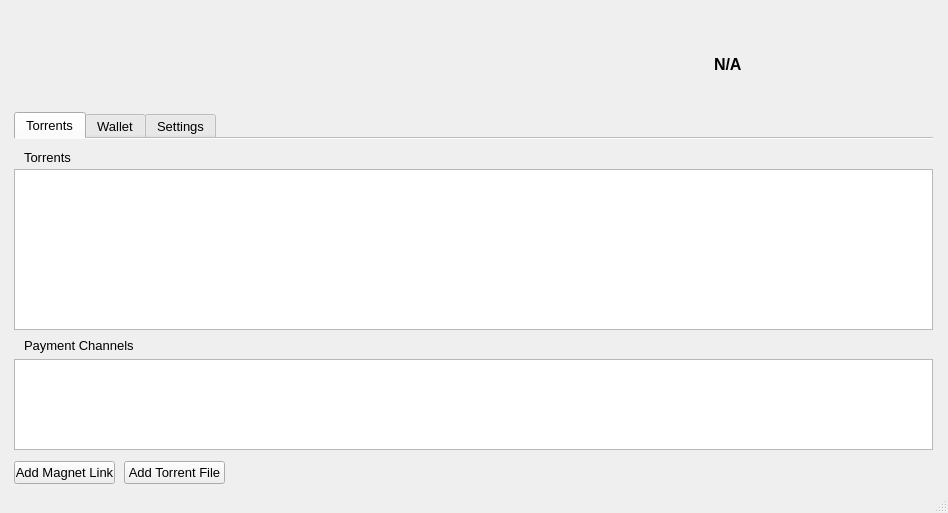
Qt form lib/view/mainwindow.ui (RdeWilde/JoyStream) before a commit.
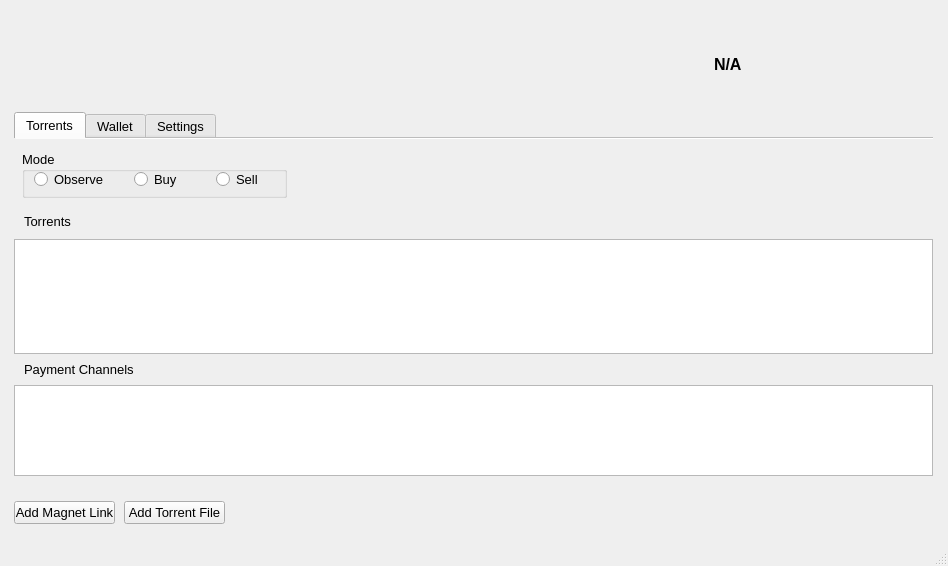
The same form after that commit. Icons and pictures are not drawn.

What changed in the file:
```diff
--- a/lib/view/mainwindow.ui
+++ b/lib/view/mainwindow.ui
@@ -7,7 +7,7 @@
     <x>0</x>
     <y>0</y>
     <width>948</width>
-    <height>513</height>
+    <height>566</height>
    </rect>
   </property>
   <property name="windowTitle">
@@ -24,7 +24,7 @@
       <x>14</x>
       <y>112</y>
       <width>919</width>
-      <height>381</height>
+      <height>425</height>
      </rect>
     </property>
     <property name="font">
@@ -64,9 +64,9 @@
       <property name="geometry">
        <rect>
         <x>0</x>
-        <y>30</y>
+        <y>100</y>
         <width>919</width>
-        <height>161</height>
+        <height>115</height>
        </rect>
       </property>
      </widget>
@@ -74,7 +74,7 @@
       <property name="geometry">
        <rect>
         <x>0</x>
-        <y>322</y>
+        <y>362</y>
         <width>101</width>
         <height>23</height>
        </rect>
@@ -87,7 +87,7 @@
       <property name="geometry">
        <rect>
         <x>110</x>
-        <y>322</y>
+        <y>362</y>
         <width>101</width>
         <height>23</height>
        </rect>
@@ -100,7 +100,7 @@
       <property name="geometry">
        <rect>
         <x>10</x>
-        <y>10</y>
+        <y>74</y>
         <width>67</width>
         <height>16</height>
        </rect>
@@ -113,7 +113,7 @@
       <property name="geometry">
        <rect>
         <x>10</x>
-        <y>198</y>
+        <y>222</y>
         <width>115</width>
         <height>16</height>
        </rect>
@@ -126,12 +126,64 @@
       <property name="geometry">
        <rect>
         <x>0</x>
-        <y>220</y>
+        <y>246</y>
         <width>919</width>
         <height>91</height>
        </rect>
       </property>
      </widget>
+     <widget class="QGroupBox" name="modeBox">
+      <property name="geometry">
+       <rect>
+        <x>8</x>
+        <y>12</y>
+        <width>265</width>
+        <height>47</height>
+       </rect>
+      </property>
+      <property name="title">
+       <string>Mode</string>
+      </property>
+      <widget class="QRadioButton" name="sellRadioButton">
+       <property name="geometry">
+        <rect>
+         <x>194</x>
+         <y>20</y>
+         <width>82</width>
+         <height>17</height>
+        </rect>
+       </property>
+       <property name="text">
+        <string>Sell</string>
+       </property>
+      </widget>
+      <widget class="QRadioButton" name="observeRadioButton">
+       <property name="geometry">
+        <rect>
+         <x>12</x>
+         <y>20</y>
+         <width>82</width>
+         <height>17</height>
+        </rect>
+       </property>
+       <property name="text">
+        <string>Observe</string>
+       </property>
+      </widget>
+      <widget class="QRadioButton" name="buyRadioButton">
+       <property name="geometry">
+        <rect>
+         <x>112</x>
+         <y>20</y>
+         <width>82</width>
+         <height>17</height>
+        </rect>
+       </property>
+       <property name="text">
+        <string>Buy</string>
+       </property>
+      </widget>
+     </widget>
     </widget>
     <widget class="QWidget" name="walletTab">
      <attribute name="title">
```
